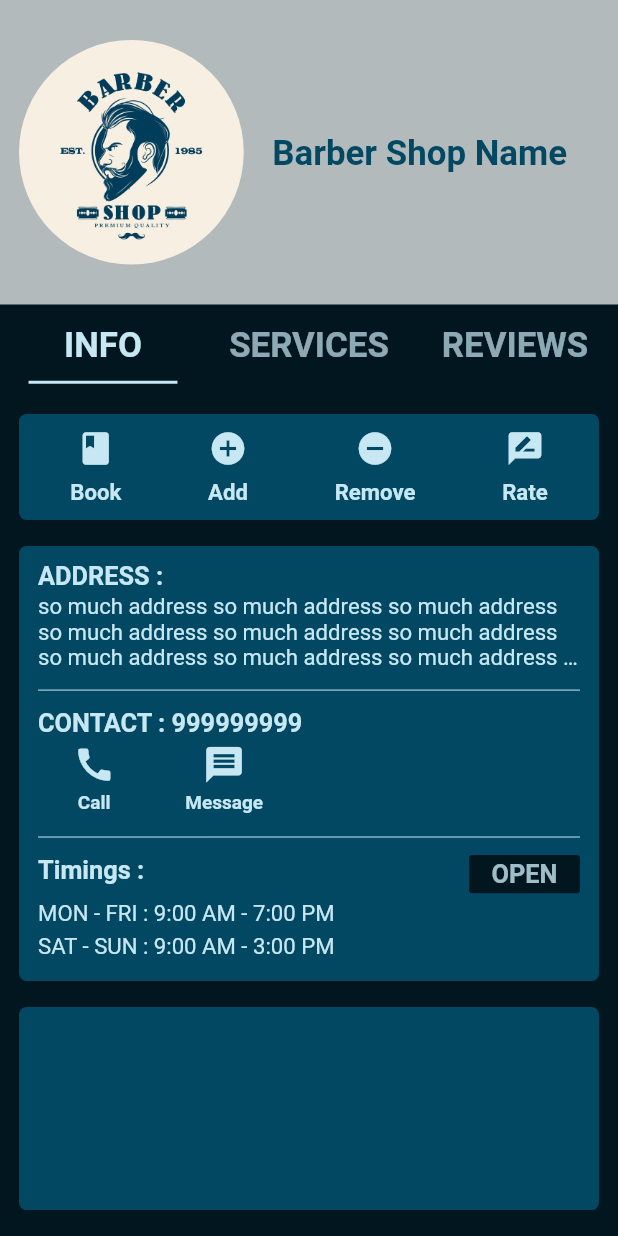
After one commit to lucydtech/saloonplus, a Flutter app: the BarberProfile screen opened by its route, on a phone screen of 412 x 824 dp. The commit adds this screen. Run offline on Flutter 3.47's test engine with Material 2 defaults, Android fonts, the light colour scheme and no system bars; our stand-ins replace date_picker_timeline, email_validator, flutter_rating_bar, flutter_screenutil, font_awesome_flutter; missing offline and left inert: keyboard_avoider; Roboto replaces fonts that are missing (Montserrat).

Commit message:
added barber profile

```diff
--- a/lib/ThemeData/fontstyle.dart
+++ b/lib/ThemeData/fontstyle.dart
@@ -6,6 +6,7 @@ class Font_Style {
   static Color primaryColor=Color.fromRGBO(1,22,30, 1);
   static Color secondaryColor=Color.fromRGBO(199,232,243, 1);
   static Color secondaryColorWithOpacity = secondaryColor.withOpacity(0.5);
+  static Color middleColor = Color.fromRGBO(3, 72, 99, 1);
 
 //to set the label for input text field
   InputDecoration setLable(var lable,var sufix,BuildContext context){
--- a/lib/main.dart
+++ b/lib/main.dart
@@ -1,6 +1,7 @@
 import 'package:flutter/material.dart';
 import 'package:flutter/cupertino.dart';
 import 'package:flutter/services.dart';
+import 'package:saloonplus/screens/barber_info_screens/barber_profile.dart';
 import 'package:saloonplus/screens/components/bottom_nav.dart';
 import 'package:saloonplus/screens/login_signup/loginandsignup.dart';
 import 'package:saloonplus/welcome.dart';
@@ -26,6 +27,7 @@ class MyApp extends StatelessWidget {
         '/': (context) => Welcome(),
         '/login_signup': (context) => LoginSignUp(),
         '/bottom_nav': (context) => BottomNav(),
+        '/barber_profile': (context) => BarberProfile(),
       },
       initialRoute: '/',
     );
--- /dev/null
+++ b/lib/screens/barber_info_screens/barber_profile.dart
@@ -0,0 +1,135 @@
+import 'package:flutter/material.dart';
+import 'package:flutter/cupertino.dart';
+import 'package:flutter_screenutil/flutter_screenutil.dart';
+import 'package:saloonplus/ThemeData/fontstyle.dart';
+import 'package:saloonplus/screens/barber_info_screens/info.dart';
+
+class BarberProfile extends StatefulWidget {
+  @override
+  _BarberProfileState createState() => _BarberProfileState();
+}
+
+class _BarberProfileState extends State<BarberProfile>
+    with SingleTickerProviderStateMixin {
+  TabController _barberProfileTabController;
+
+  var _height, _width;
+
+  @override
+  void initState() {
+    setState(() {
+      _barberProfileTabController = TabController(length: 3, vsync: this);
+    });
+    super.initState();
+  }
+
+  @override
+  Widget build(BuildContext context) {
+    _height = MediaQuery.of(context).size.height;
+    _width = MediaQuery.of(context).size.width;
+
+    return Scaffold(
+      body: SafeArea(
+        child: Container(
+          child: Column(
+            children: <Widget>[
+              Container(
+                color: Colors.white.withOpacity(0.7),
+                height: _height / 4.0.h,
+                padding:
+                    EdgeInsets.symmetric(vertical: 12.0.h, horizontal: 12.0.w),
+                child: Row(
+                  children: <Widget>[
+                    Container(
+                        width: _height / 5.5, //140.0.w
+                        height: _height / 5.5, //140.0.h
+                        decoration: BoxDecoration(
+                            shape: BoxShape.circle,
+                            image: DecorationImage(
+                                fit: BoxFit.fill,
+                                image: AssetImage(
+                                    "assets/images/barber_shop.png")))),
+                    SizedBox(
+                      width: 18.0.w,
+                    ),
+                    Expanded(
+                      child: Text(
+                        "Barber Shop Name",
+                        style: Font_Style()
+                            .montserrat_Bold(Font_Style.middleColor, 22),
+                      ),
+                    ),
+                  ],
+                ),
+              ),
+              SizedBox(
+                height: 5.0.h,
+              ),
+              Container(
+                height: 50.0.h,
+                padding: EdgeInsets.only(top: 5.0.h),
+                child: Center(
+                  child: TabBar(
+                    indicatorColor: Font_Style.secondaryColor,
+                    indicatorPadding: EdgeInsets.symmetric(horizontal: 18.0.w),
+                    controller: _barberProfileTabController,
+                    onTap: (int x) {
+                      _barberProfileTabController.index = x;
+                    },
+                    labelPadding:
+                        EdgeInsets.only(bottom: 10.5.h, left: 0, right: 0),
+                    unselectedLabelColor:
+                        Font_Style.secondaryColor.withOpacity(0.7),
+                    labelColor: Font_Style.secondaryColor,
+                    labelStyle: Font_Style()
+                        .montserrat_Bold(Font_Style.secondaryColor, 22),
+                    unselectedLabelStyle: Font_Style()
+                        .montserrat_SemiBold(Font_Style.secondaryColor, 22),
+                    tabs: <Widget>[
+                      Text(
+                        "INFO",
+                        textAlign: TextAlign.center,
+                        textDirection: TextDirection.ltr,
+                        overflow: TextOverflow.visible,
+                      ),
+                      Text(
+                        "SERVICES",
+                        textAlign: TextAlign.center,
+                        textDirection: TextDirection.ltr,
+                        overflow: TextOverflow.visible,
+                      ),
+                      Text(
+                        "REVIEWS",
+                        textAlign: TextAlign.center,
+                        textDirection: TextDirection.ltr,
+                        overflow: TextOverflow.visible,
+                      ),
+                    ],
+                  ),
+                ),
+              ),
+              Expanded(
+                child: Container(
+                  padding: EdgeInsets.symmetric(
+                      vertical: 12.0.h, horizontal: 12.0.w),
+                  child: TabBarView(
+                    controller: _barberProfileTabController,
+                    children: <Widget>[
+                      barberInfoTab(context),
+                      Container(
+                        color: Colors.yellow,
+                      ),
+                      Container(
+                        color: Colors.blue,
+                      )
+                    ],
+                  ),
+                ),
+              ),
+            ],
+          ),
+        ),
+      ),
+    );
+  }
+}
--- /dev/null
+++ b/lib/screens/barber_info_screens/info.dart
@@ -0,0 +1,179 @@
+import 'package:flutter/material.dart';
+import 'package:flutter/cupertino.dart';
+import 'package:flutter_screenutil/flutter_screenutil.dart';
+import 'package:saloonplus/ThemeData/fontstyle.dart';
+
+Widget barberInfoTab(BuildContext context) {
+
+  var _height = MediaQuery.of(context).size.height;
+  var _width = MediaQuery.of(context).size.width;
+
+  return Container(
+    child: Column(
+      children: <Widget>[
+        Container(
+          decoration: BoxDecoration(
+            borderRadius: BorderRadius.all(Radius.circular(5)),
+            color: Font_Style.middleColor,
+          ),
+          height: _height / 11.5.h, //60.0.h
+          padding: EdgeInsets.symmetric(vertical: 10.0.h, horizontal: 5.0.w),
+          margin: EdgeInsets.symmetric(vertical: 5.0.h,),
+          child: Row(
+            mainAxisAlignment: MainAxisAlignment.spaceAround,
+            children: <Widget>[
+              Column(
+                mainAxisAlignment: MainAxisAlignment.center,
+                crossAxisAlignment: CrossAxisAlignment.center,
+                children: <Widget>[
+                  Icon(Icons.book, color: Font_Style.secondaryColor, size: 26,),
+                  Spacer(),
+                  Text("Book", style: Font_Style().montserrat_SemiBold(Font_Style.secondaryColor, 14),)
+                ],
+              ),
+              Column(
+                mainAxisAlignment: MainAxisAlignment.center,
+                crossAxisAlignment: CrossAxisAlignment.center,
+                children: <Widget>[
+                  Icon(Icons.add_circle, color: Font_Style.secondaryColor, size: 26,),
+                  Spacer(),
+                  Text("Add", style: Font_Style().montserrat_SemiBold(Font_Style.secondaryColor, 14),)
+                ],
+              ),
+              Column(
+                mainAxisAlignment: MainAxisAlignment.center,
+                crossAxisAlignment: CrossAxisAlignment.center,
+                children: <Widget>[
+                  Icon(Icons.remove_circle, color: Font_Style.secondaryColor, size: 26,),
+                  Spacer(),
+                  Text("Remove", style: Font_Style().montserrat_SemiBold(Font_Style.secondaryColor, 14),)
+                ],
+              ),
+              Column(
+                mainAxisAlignment: MainAxisAlignment.center,
+                crossAxisAlignment: CrossAxisAlignment.center,
+                children: <Widget>[
+                  Icon(Icons.rate_review, color: Font_Style.secondaryColor, size: 26,),
+                  Spacer(),
+                  Text("Rate", style: Font_Style().montserrat_SemiBold(Font_Style.secondaryColor, 14),)
+                ],
+              ),
+            ],
+          ),
+        ),
+        Spacer(),
+        Container(
+          decoration: BoxDecoration(
+            borderRadius: BorderRadius.all(Radius.circular(5)),
+            color: Font_Style.middleColor,
+          ),
+          height: _height / 2.8.h, //60.0.h
+          width: _width,
+          padding: EdgeInsets.symmetric(vertical: 10.0.h, horizontal: 12.0.w),
+          margin: EdgeInsets.symmetric(vertical: 5.0.h,),
+          child: Column(
+            mainAxisAlignment: MainAxisAlignment.spaceBetween,
+            children: <Widget>[
+              Container(
+                height: _height / 11.0.h,
+                width: _width,
+                child: Column(
+                  crossAxisAlignment: CrossAxisAlignment.start,
+                  children: <Widget>[
+                    Text("ADDRESS :", style: Font_Style().montserrat_Bold(Font_Style.secondaryColor, 16),),
+                    //SizedBox(height: 5.0.h,),
+                    Spacer(),
+                    Text("so much address so much address so much address so much address so much address so much address so much address so much address so much address so much address so much address", overflow: TextOverflow.ellipsis, maxLines: 3, textDirection: TextDirection.ltr, textAlign: TextAlign.left, style: Font_Style().montserrat_medium(Font_Style.secondaryColor, 14),),
+                    Spacer(),
+                  ],
+                ),
+              ),
+              Divider(
+                color: Font_Style.secondaryColor,
+              ),
+              Container(
+                height: _height / 11.0.h,
+                width: _width,
+                child: Column(
+                  crossAxisAlignment: CrossAxisAlignment.start,
+                  children: <Widget>[
+                    Text("CONTACT : 999999999", style: Font_Style().montserrat_Bold(Font_Style.secondaryColor, 16),),
+                    Spacer(),
+                    Row(
+                      children: <Widget>[
+                        Padding(
+                          padding: EdgeInsets.symmetric(horizontal: 22.0.w),
+                          child: Column(
+                            children: <Widget>[
+                              Icon(Icons.call, color: Font_Style.secondaryColor, size: 28.0.h,),
+                              SizedBox(height: 3.0.h,),
+                              Text("Call", style: Font_Style().montserrat_SemiBold(Font_Style.secondaryColor, 12),)
+                            ],
+                          ),
+                        ),
+                        Padding(
+                          padding: EdgeInsets.symmetric(horizontal: 22.0.w),
+                          child: Column(
+                            children: <Widget>[
+                              Icon(Icons.message, color: Font_Style.secondaryColor, size: 28.0.h,),
+                              SizedBox(height: 3.0.h,),
+                              Text("Message", style: Font_Style().montserrat_SemiBold(Font_Style.secondaryColor, 12),)
+                            ],
+                          ),
+                        ),
+                      ],
+                    ),
+                    Spacer(),
+                  ],
+                ),
+              ),
+              Divider(
+                color: Font_Style.secondaryColor,
+              ),
+              Container(
+                height: _height / 11.0.h,
+                width: _width,
+                child: Column(
+                  crossAxisAlignment: CrossAxisAlignment.start,
+                  children: <Widget>[
+                    Row(
+                      mainAxisAlignment: MainAxisAlignment.spaceBetween,
+                      crossAxisAlignment: CrossAxisAlignment.start,
+                      children: <Widget>[
+                        Text("Timings :", style: Font_Style().montserrat_Bold(Font_Style.secondaryColor, 16),),
+                        Container(
+                            height: 25.0.h,
+                            width: 70.0.w,
+                            decoration: BoxDecoration(
+                              borderRadius: BorderRadius.all(Radius.circular(2)),
+                              color: Font_Style.primaryColor,
+                            ),
+                            child: Center(child: Text("OPEN", style: Font_Style().montserrat_Bold(Font_Style.secondaryColor.withOpacity(0.8), 16),))),
+                      ],
+                    ),
+                    Spacer(),
+                    Text("MON - FRI : 9:00 AM - 7:00 PM", overflow: TextOverflow.ellipsis, maxLines: 3, textDirection: TextDirection.ltr, textAlign: TextAlign.left, style: Font_Style().montserrat_medium(Font_Style.secondaryColor, 14),),
+                    SizedBox(height: 5.0.h,),
+                    Text("SAT - SUN : 9:00 AM - 3:00 PM", overflow: TextOverflow.ellipsis, maxLines: 3, textDirection: TextDirection.ltr, textAlign: TextAlign.left, style: Font_Style().montserrat_medium(Font_Style.secondaryColor, 14),),
+                    Spacer(),
+                  ],
+                ),
+              ),
+            ],
+          ),
+        ),
+        Spacer(),
+        Container(
+          decoration: BoxDecoration(
+            borderRadius: BorderRadius.all(Radius.circular(5)),
+            color: Font_Style.middleColor,
+          ),
+          height: _height / 6.0.h, //60.0.h
+          width: _width,
+          padding: EdgeInsets.symmetric(vertical: 10.0.h, horizontal: 12.0.w),
+          margin: EdgeInsets.symmetric(vertical: 5.0.h,),
+        ),
+      ],
+    ),
+  );
+}
--- a/lib/screens/booking_screens/booking_home.dart
+++ b/lib/screens/booking_screens/booking_home.dart
@@ -51,6 +51,8 @@ class _BookingHomeState extends State<BookingHome> with SingleTickerProviderStat
                       _bookingTabController.index = x;
                     },
                     labelPadding: EdgeInsets.only(bottom: 10.5.h, left: 0, right: 0),
+                    unselectedLabelColor: Font_Style.secondaryColor.withOpacity(0.7),
+                    labelColor: Font_Style.secondaryColor,
                     labelStyle: Font_Style().montserrat_Bold(Font_Style.secondaryColor, 22),
                     unselectedLabelStyle: Font_Style().montserrat_SemiBold(Font_Style.secondaryColor, 22),
                     tabs: <Widget>[
--- a/lib/screens/home_screens/home.dart
+++ b/lib/screens/home_screens/home.dart
@@ -110,7 +110,11 @@ class _HomeState extends State<Home> with SingleTickerProviderStateMixin {
       height: 210.0.h,
       child: Column(
         children: <Widget>[
-          Container(
+          InkWell(
+            onTap: () {
+              Navigator.pushNamed(context, "/barber_profile");
+            },
+            child: Container(
               height: 100.0.h,
               padding: EdgeInsets.symmetric(vertical: 7.0.h, horizontal: 7.0.w),
               child: Row(
@@ -234,6 +238,7 @@ class _HomeState extends State<Home> with SingleTickerProviderStateMixin {
                 ],
               ),
             ),
+          ),
           Divider(
             color: Color.fromRGBO(2, 43, 60, 1),
             thickness: 1.5.h,
--- a/lib/screens/search_sreens/search_home.dart
+++ b/lib/screens/search_sreens/search_home.dart
@@ -183,9 +183,7 @@ class _SearchHomeState extends State<SearchHome> {
                             ),
                             child: SingleChildScrollView(
                               scrollDirection: Axis.vertical,
-                              child: Column(
-                                children: <Widget>[
-                                  ListView.separated(
+                              child: ListView.separated(
                                 separatorBuilder: (context, index) => Padding(
                                   padding: EdgeInsets.only(top: 2.0.h),
                                   child: Divider(
@@ -200,8 +198,6 @@ class _SearchHomeState extends State<SearchHome> {
                                 itemBuilder: (context, i) {
                                   return _searchHomeListItem();
                                 },
-                                  ),
-                                ],
                               ),
                             ),
                           ),
@@ -263,15 +259,19 @@ class _SearchHomeState extends State<SearchHome> {
   }
 
   Widget _searchHomeListItem() {
-    return Container(
+    return InkWell(
+      onTap: () {
+        Navigator.pushNamed(context, "/barber_profile");
+      },
+      child: Container(
         padding: EdgeInsets.symmetric(vertical: 7.0.h, horizontal: 12.0.w),
         height: 90.0.h,
         child: Row(
           mainAxisAlignment: MainAxisAlignment.spaceBetween,
           children: <Widget>[
             Container(
-              width: 70.0,
-              height: 70.0,
+                width: 70.0.w,
+                height: 70.0.h,
                 decoration: BoxDecoration(
                     shape: BoxShape.circle,
                     image: DecorationImage(
@@ -357,6 +357,7 @@ class _SearchHomeState extends State<SearchHome> {
             ),
           ],
         ),
+      ),
     );
   }
 }
--- a/lib/welcome.dart
+++ b/lib/welcome.dart
@@ -2,6 +2,7 @@ import 'dart:async';
 import 'package:flutter/material.dart';
 import 'package:flutter/cupertino.dart';
 import 'package:flutter_screenutil/flutter_screenutil.dart';
+import 'package:saloonplus/screens/barber_info_screens/barber_profile.dart';
 import 'package:saloonplus/screens/components/bottom_nav.dart';
 import 'ThemeData/fontstyle.dart';
 
```
Lines whose indentation alone changed are shown as unchanged.
